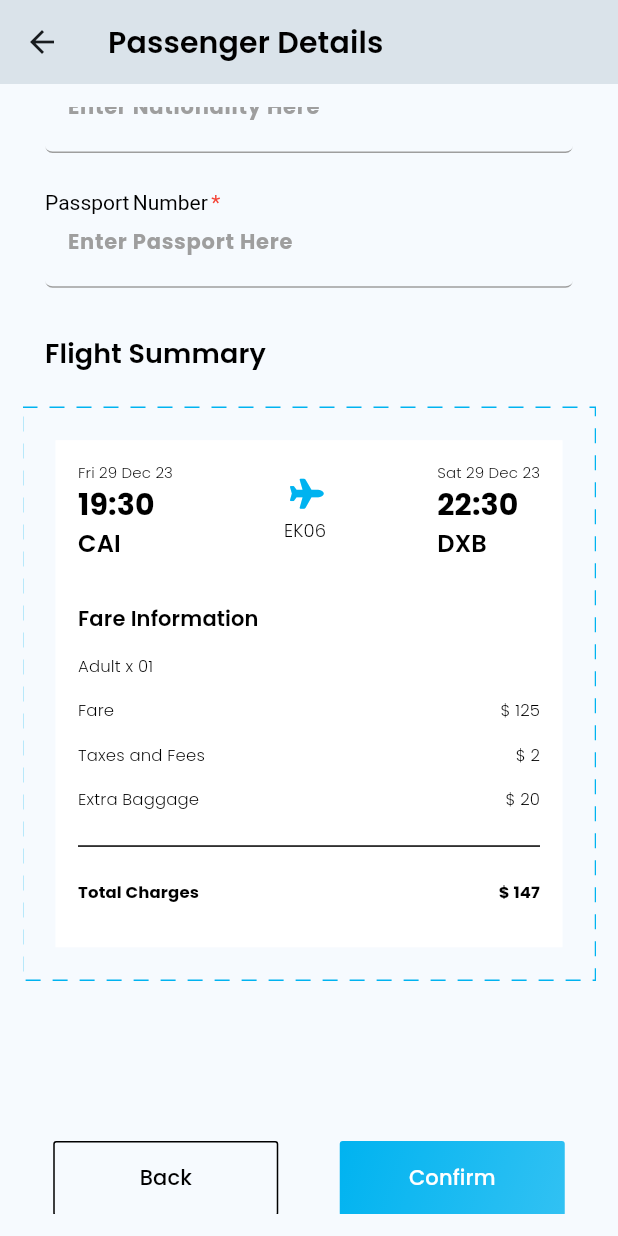
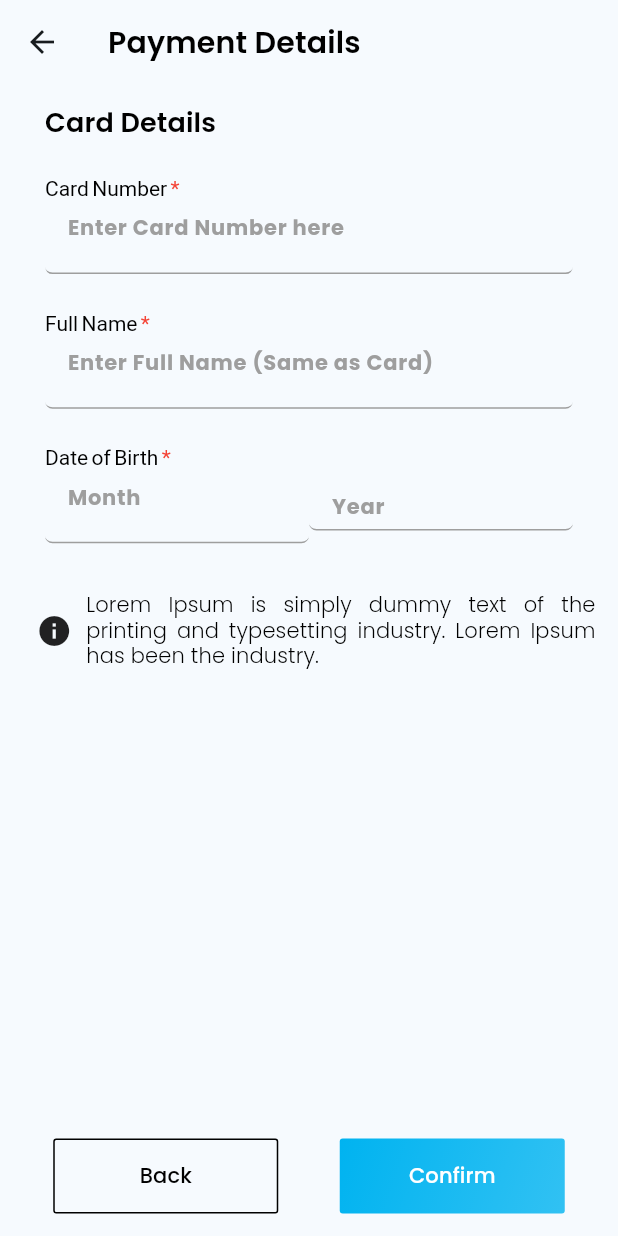
Before and after one commit to ZaryabAlam/Travelv2, a Flutter app: the PassengerDetailsScreen screen opened directly, scrolled down 576 dp, after a tap on "Confirm", on a phone screen of 412 x 824 dp. Run offline on Flutter 3.47's test engine with Material 3 defaults, Android fonts, the phone set to English and light mode, and no system bars; drawn by our look-alikes of dotted_border; our stand-ins replace flutter_animate, font_awesome_flutter, get, google_fonts, qr_flutter, smooth_page_indicator.

Commit message:
payment details view

```diff
--- a/lib/presentation/home_bottom_nav/views/passenger_details.dart
+++ b/lib/presentation/home_bottom_nav/views/passenger_details.dart
@@ -1,4 +1,5 @@
 import 'package:flutter/material.dart';
+import 'package:get/get.dart';
 import 'package:travel_app/app/configs/app_size_config.dart';
 import 'package:travel_app/app/utils/custom_widgets/common_text.dart';
 import 'package:travel_app/app/utils/custom_widgets/custom_appbar.dart';
@@ -7,6 +8,7 @@ import 'package:travel_app/app/utils/custom_widgets/custom_outline_button.dart';
 import 'package:travel_app/app/utils/custom_widgets/custom_textfield.dart';
 import 'package:travel_app/app/utils/custom_widgets/custom_textfield_required.dart';
 import 'package:travel_app/presentation/home_bottom_nav/nav_tabs/ticket_view.dart';
+import 'package:travel_app/presentation/home_bottom_nav/views/payment_details.dart';
 
 class PassengerDetailsScreen extends StatefulWidget {
   const PassengerDetailsScreen({super.key});
@@ -43,80 +45,39 @@ class _PassengerDetailsScreenState extends State<PassengerDetailsScreen> {
               child: Column(
                 crossAxisAlignment: CrossAxisAlignment.start,
                 children: [
-                  CommonText(
-                      text: 'Passenger',
-                      weight: FontWeight.w600,
-                      fontSize: 18.0),
+                  CommonText(text: 'Passenger', weight: FontWeight.w600, fontSize: 18.0),
                   0.03.ph,
-                  Custom_textfield_required(
-                      controller: titleController,
-                      requiredLabel: 'Title',
-                      hint: 'Mr'),
+                  Custom_textfield_required(controller: titleController, requiredLabel: 'Title', hint: 'Mr'),
                   0.03.ph,
                   Row(
                     mainAxisAlignment: MainAxisAlignment.spaceBetween,
                     children: [
                       Expanded(
-                          child: Custom_textfield_required(
-                              controller: firstNameController,
-                              requiredLabel: 'First Name',
-                              hint: 'Enter First Name')),
-                      Expanded(
-                          child: Custom_textfield_required(
-                              controller: lastNameController,
-                              requiredLabel: 'Last Name',
-                              hint: 'Enter Last Name')),
+                          child: Custom_textfield_required(controller: firstNameController, requiredLabel: 'First Name', hint: 'Enter First Name')),
+                      Expanded(child: Custom_textfield_required(controller: lastNameController, requiredLabel: 'Last Name', hint: 'Enter Last Name')),
                     ],
                   ),
                   0.03.ph,
                   Row(
                     mainAxisAlignment: MainAxisAlignment.spaceBetween,
                     children: [
-                      Expanded(
-                          child: Custom_textfield_required(
-                              controller: monthController,
-                              requiredLabel: 'Date of Birth',
-                              hint: 'Month')),
-                      Expanded(
-                          child: CustomTextField(
-                              textEditingController: dayController,
-                              hintText: 'Day')),
-                      Expanded(
-                          child: CustomTextField(
-                              textEditingController: yearController,
-                              hintText: 'Year')),
+                      Expanded(child: Custom_textfield_required(controller: monthController, requiredLabel: 'Date of Birth', hint: 'Month')),
+                      Expanded(child: CustomTextField(textEditingController: dayController, hintText: 'Day')),
+                      Expanded(child: CustomTextField(textEditingController: yearController, hintText: 'Year')),
                     ],
                   ),
                   0.03.ph,
-                  Custom_textfield_required(
-                      controller: nationalityController,
-                      requiredLabel: 'Nationality',
-                      hint: 'Enter Nationality Here'),
+                  Custom_textfield_required(controller: nationalityController, requiredLabel: 'Nationality', hint: 'Enter Nationality Here'),
                   0.03.ph,
-                  Custom_textfield_required(
-                      controller: passportController,
-                      requiredLabel: 'Passport Number',
-                      hint: 'Enter Passport Here'),
+                  Custom_textfield_required(controller: passportController, requiredLabel: 'Passport Number', hint: 'Enter Passport Here'),
                   0.03.ph,
-                  CommonText(
-                      text: 'Contact Information',
-                      weight: FontWeight.w600,
-                      fontSize: 18.0),
+                  CommonText(text: 'Contact Information', weight: FontWeight.w600, fontSize: 18.0),
                   0.03.ph,
-                  Custom_textfield_required(
-                      controller: nationalityController,
-                      requiredLabel: 'Nationality',
-                      hint: 'Enter Nationality Here'),
+                  Custom_textfield_required(controller: nationalityController, requiredLabel: 'Nationality', hint: 'Enter Nationality Here'),
                   0.03.ph,
-                  Custom_textfield_required(
-                      controller: passportController,
-                      requiredLabel: 'Passport Number',
-                      hint: 'Enter Passport Here'),
+                  Custom_textfield_required(controller: passportController, requiredLabel: 'Passport Number', hint: 'Enter Passport Here'),
                   0.04.ph,
-                  CommonText(
-                      text: 'Flight Summary',
-                      weight: FontWeight.w600,
-                      fontSize: 18.0),
+                  CommonText(text: 'Flight Summary', weight: FontWeight.w600, fontSize: 18.0),
                   0.03.ph,
                 ],
               ),
@@ -128,7 +89,12 @@ class _PassengerDetailsScreenState extends State<PassengerDetailsScreen> {
               mainAxisAlignment: MainAxisAlignment.spaceAround,
               children: [
                 CustomOutlineButton(width: 150, text: "Back", onPress: () {}),
-                CustomButton(width: 150, text: "Confirm", onPress: () {}),
+                CustomButton(
+                    width: 150,
+                    text: "Confirm",
+                    onPress: () {
+                      Get.to(() => PaymentDetailsScreen());
+                    }),
               ],
             )
           ],
--- /dev/null
+++ b/lib/presentation/home_bottom_nav/views/payment_details.dart
@@ -0,0 +1,89 @@
+import 'package:flutter/material.dart';
+import 'package:get/get.dart';
+import 'package:travel_app/app/configs/app_size_config.dart';
+import 'package:travel_app/app/utils/custom_widgets/common_text.dart';
+import 'package:travel_app/app/utils/custom_widgets/custom_appbar.dart';
+import 'package:travel_app/app/utils/custom_widgets/custom_button.dart';
+import 'package:travel_app/app/utils/custom_widgets/custom_outline_button.dart';
+import 'package:travel_app/app/utils/custom_widgets/custom_textfield.dart';
+import 'package:travel_app/app/utils/custom_widgets/custom_textfield_required.dart';
+import 'package:travel_app/presentation/home_bottom_nav/nav_tabs/ticket_view.dart';
+
+class PaymentDetailsScreen extends StatefulWidget {
+  const PaymentDetailsScreen({super.key});
+
+  @override
+  State<PaymentDetailsScreen> createState() => _PaymentDetailsScreenState();
+}
+
+class _PaymentDetailsScreenState extends State<PaymentDetailsScreen> {
+  TextEditingController cardController = TextEditingController();
+  TextEditingController fullNameController = TextEditingController();
+  TextEditingController monthController = TextEditingController();
+  TextEditingController yearController = TextEditingController();
+
+  @override
+  Widget build(BuildContext context) {
+    HeightWidth(context);
+    return Scaffold(
+      appBar: CustomAppBar(
+        title: 'Payment Details',
+      ),
+      body: Padding(
+        padding: const EdgeInsets.all(15.0),
+        child: Column(
+          children: [
+            Padding(
+              padding: const EdgeInsets.symmetric(horizontal: 15.0),
+              child: Column(
+                crossAxisAlignment: CrossAxisAlignment.start,
+                children: [
+                  CommonText(text: 'Card Details', weight: FontWeight.w600, fontSize: 18.0),
+                  0.03.ph,
+                  Custom_textfield_required(controller: cardController, requiredLabel: 'Card Number', hint: 'Enter Card Number here'),
+                  0.03.ph,
+                  Custom_textfield_required(controller: fullNameController, requiredLabel: 'Full Name', hint: 'Enter Full Name (Same as Card)'),
+                  0.03.ph,
+                  Row(
+                    mainAxisAlignment: MainAxisAlignment.spaceBetween,
+                    children: [
+                      Expanded(child: Custom_textfield_required(controller: monthController, requiredLabel: 'Date of Birth', hint: 'Month')),
+                      Expanded(child: CustomTextField(textEditingController: yearController, hintText: 'Year')),
+                    ],
+                  ),
+                  0.03.ph,
+                ],
+              ),
+            ),
+            // FlightSummaryWidget(),
+            0.01.ph,
+
+            Row(mainAxisAlignment: MainAxisAlignment.start, children: [
+              Expanded(child: Icon(Icons.info)),
+              // 0.02.pw,
+              Expanded(
+                  flex: 8,
+                  child: CommonText(
+                    text: 'Lorem Ipsum is simply dummy text of the printing and typesetting industry. Lorem Ipsum has been the industry.',
+                    textAlign: TextAlign.justify,
+                  ))
+            ]),
+            Spacer(),
+            Row(
+              mainAxisAlignment: MainAxisAlignment.spaceAround,
+              children: [
+                CustomOutlineButton(
+                    width: 150,
+                    text: "Back",
+                    onPress: () {
+                      Get.back();
+                    }),
+                CustomButton(width: 150, text: "Confirm", onPress: () {}),
+              ],
+            )
+          ],
+        ),
+      ),
+    );
+  }
+}
```
